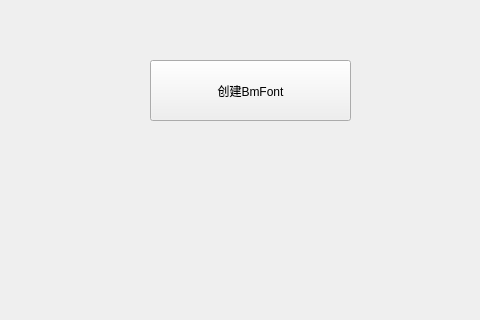
Before: the Qt Designer form UI/ui_ToolsMainWin.ui in SkyshanInc/SkyshanTool, drawn with Qt 5; both pictures show x 180 to 660 and y 0 to 320 of the 800 by 600 pixel window.
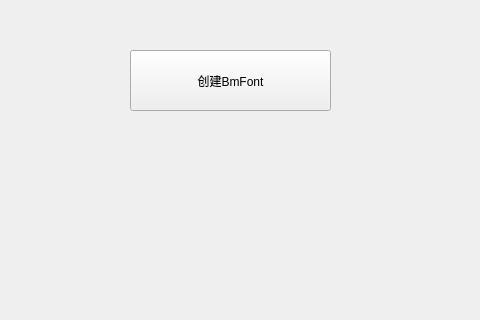
After: the same form once the commit is applied.

Patch:
```diff
--- a/UI/ui_ToolsMainWin.ui
+++ b/UI/ui_ToolsMainWin.ui
@@ -10,6 +10,18 @@
     <height>600</height>
    </rect>
   </property>
+  <property name="minimumSize">
+   <size>
+    <width>800</width>
+    <height>600</height>
+   </size>
+  </property>
+  <property name="maximumSize">
+   <size>
+    <width>800</width>
+    <height>600</height>
+   </size>
+  </property>
   <property name="windowTitle">
    <string>MainWindow</string>
   </property>
@@ -17,8 +29,8 @@
    <widget class="QPushButton" name="btn_crtBmF">
     <property name="geometry">
      <rect>
-      <x>330</x>
-      <y>60</y>
+      <x>310</x>
+      <y>50</y>
       <width>201</width>
       <height>61</height>
      </rect>
```
